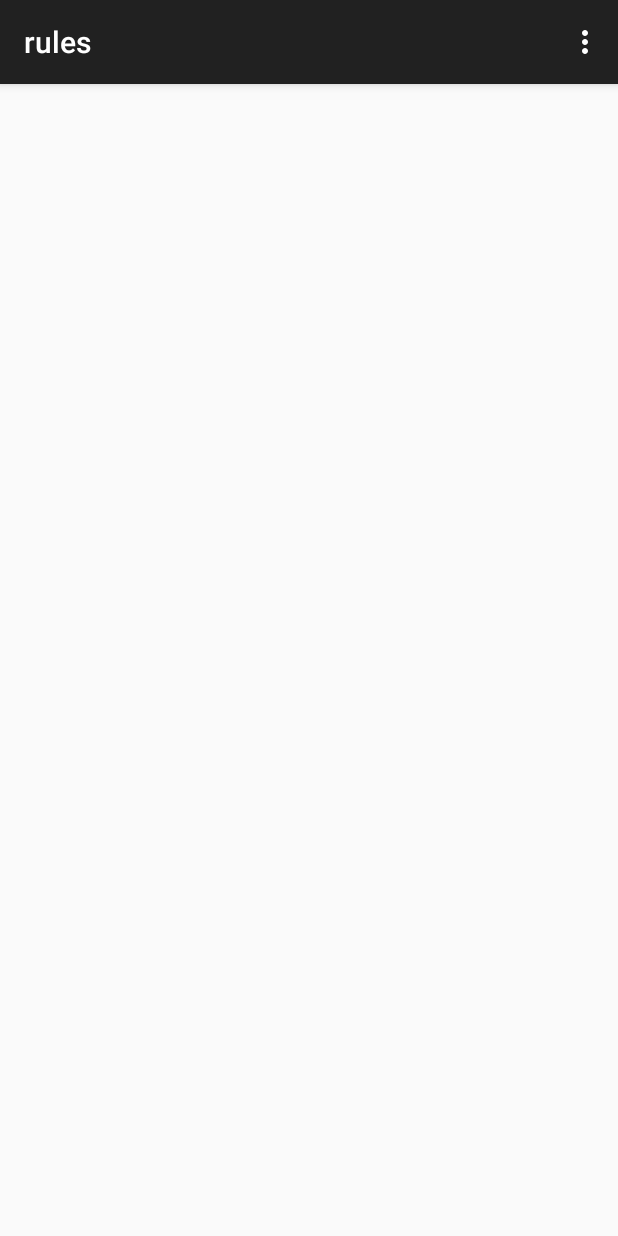
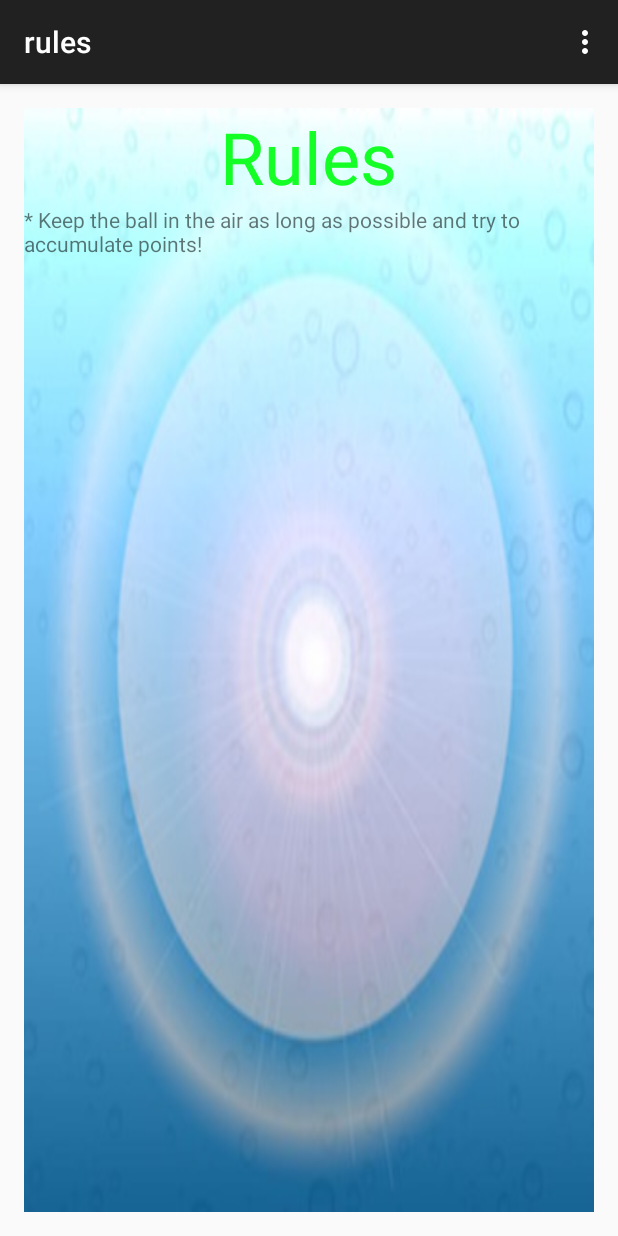
Before and after one commit to Darthpwner/Keepy-Uppy-Android, an Android app: the rules screen opened directly, with no data from a screen before it, on a phone screen of 412 x 824 dp. Run offline under Robolectric (Android 15) with nearby library versions, the phone set to English and light mode, and no system bars.

Commit message:
Fix up Rules page

```diff
--- a/app/src/main/java/matthewallenlinsoftware/keepy_uppy/choose_background.java
+++ b/app/src/main/java/matthewallenlinsoftware/keepy_uppy/choose_background.java
@@ -1,19 +1,26 @@
 package matthewallenlinsoftware.keepy_uppy;
 
 import android.content.Intent;
+import android.os.Bundle;
 import android.support.v7.app.ActionBarActivity;
-import android.os.Bundle;
 import android.view.Menu;
 import android.view.MenuItem;
 import android.view.View;
+import android.widget.ImageView;
 
 
 public class choose_background extends ActionBarActivity {
+
+    ImageView desert, beach, forest;
 
     @Override
     protected void onCreate(Bundle savedInstanceState) {
         super.onCreate(savedInstanceState);
         setContentView(R.layout.activity_choose_background);
+
+        desert = (ImageView) findViewById(R.id.desert_button);
+        beach = (ImageView) findViewById(R.id.beach_button);
+        forest = (ImageView) findViewById(R.id.forest_button);
     }
 
     @Override
--- a/app/src/main/java/matthewallenlinsoftware/keepy_uppy/choose_ball.java
+++ b/app/src/main/java/matthewallenlinsoftware/keepy_uppy/choose_ball.java
@@ -6,16 +6,21 @@ import android.support.v7.app.ActionBarActivity;
 import android.view.Menu;
 import android.view.MenuItem;
 import android.view.View;
+import android.widget.ImageView;
 
 
 public class choose_ball extends ActionBarActivity {
+
+    ImageView beachBall, basketBall, bowlingBall;
 
     @Override
     protected void onCreate(Bundle savedInstanceState) {
         super.onCreate(savedInstanceState);
         setContentView(R.layout.activity_choose_ball);
 
-
+        beachBall = (ImageView) findViewById(R.id.beach_ball_button);
+        basketBall = (ImageView) findViewById(R.id.basketball_button);
+        bowlingBall = (ImageView) findViewById(R.id.bowling_ball_button);
     }
 
     @Override
--- a/app/src/main/res/layout/activity_rules.xml
+++ b/app/src/main/res/layout/activity_rules.xml
@@ -6,4 +6,35 @@
     android:paddingBottom="@dimen/activity_vertical_margin"
     tools:context="matthewallenlinsoftware.keepy_uppy.rules">
 
+    <ImageView
+        android:layout_width="fill_parent"
+        android:layout_height="fill_parent"
+        android:id="@+id/rulesImageView"
+        android:layout_alignParentLeft="true"
+        android:layout_alignParentStart="true"
+        android:src="@drawable/rules"
+        android:scaleType="fitXY"
+        android:layout_alignParentEnd="false"
+        android:layout_alignParentTop="true"
+        android:layout_margin="0dp" />
+
+    <TextView
+        android:layout_width="wrap_content"
+        android:layout_height="wrap_content"
+        android:text="Rules"
+        android:id="@+id/rulesTextView"
+        android:layout_alignTop="@+id/rulesImageView"
+        android:layout_centerHorizontal="true"
+        android:textSize="48dp"
+        android:textColor="#ff14ff26" />
+
+    <TextView
+        android:layout_width="wrap_content"
+        android:layout_height="wrap_content"
+        android:text="* Keep the ball in the air as long as possible and try to accumulate points!"
+        android:id="@+id/textView"
+        android:layout_below="@+id/rulesTextView"
+        android:layout_alignParentLeft="true"
+        android:layout_alignParentStart="true" />
+
 </RelativeLayout>
```
Also changed, not shown: 3 other files.
